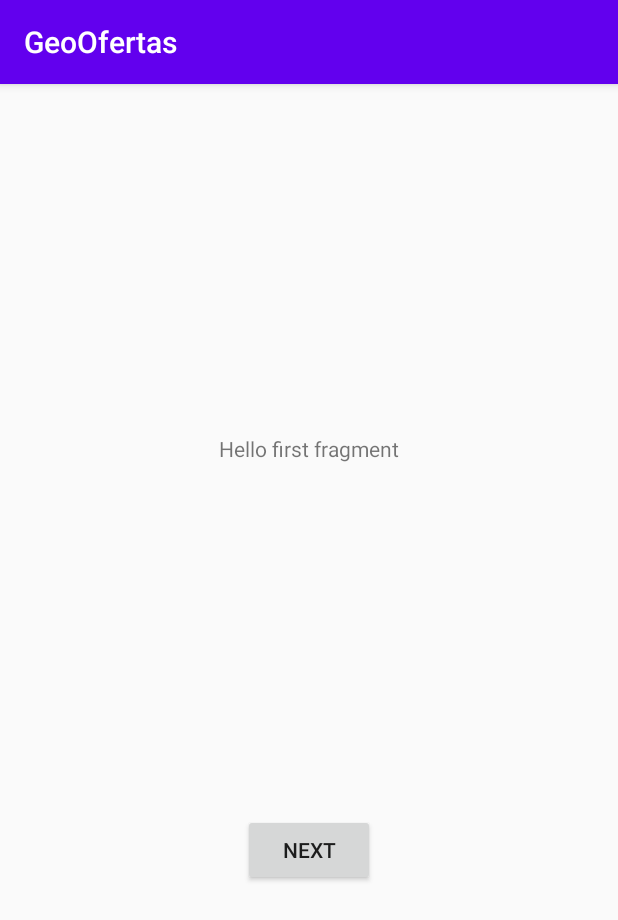
After one commit to javiertapiadev/GeoOfertaHackathonBBVA2020, an Android app: the fragment FirstFragment shown on its own in the app's theme, on a phone screen of 412 x 824 dp. The commit adds this screen. Shown: the top 920 px of the screen. Run offline under Robolectric (Android 15) with nearby library versions, the phone set to English and light mode, and no system bars.

Commit message:
Se crea una nueva ventana y se cambia el  map

```diff
--- a/Android/app/build.gradle
+++ b/Android/app/build.gradle
@@ -31,6 +31,9 @@ dependencies {
     implementation 'androidx.appcompat:appcompat:1.2.0'
     implementation 'androidx.constraintlayout:constraintlayout:2.0.2'
     implementation 'com.google.android.gms:play-services-maps:17.0.0'
+    implementation 'com.google.android.material:material:1.1.0'
+    implementation 'androidx.navigation:navigation-fragment:2.3.0'
+    implementation 'androidx.navigation:navigation-ui:2.3.0'
     testImplementation 'junit:junit:4.12'
     androidTestImplementation 'androidx.test.ext:junit:1.1.2'
     androidTestImplementation 'androidx.test.espresso:espresso-core:3.3.0'
--- /dev/null
+++ b/Android/app/src/main/java/com/example/geoofertas/FirstFragment.java
@@ -0,0 +1,34 @@
+package com.example.geoofertas;
+
+import android.os.Bundle;
+import android.view.LayoutInflater;
+import android.view.View;
+import android.view.ViewGroup;
+
+import androidx.annotation.NonNull;
+import androidx.fragment.app.Fragment;
+import androidx.navigation.fragment.NavHostFragment;
+
+public class FirstFragment extends Fragment {
+
+    @Override
+    public View onCreateView(
+            LayoutInflater inflater, ViewGroup container,
+            Bundle savedInstanceState
+    ) {
+        // Inflate the layout for this fragment
+        return inflater.inflate(R.layout.fragment_first, container, false);
+    }
+
+    public void onViewCreated(@NonNull View view, Bundle savedInstanceState) {
+        super.onViewCreated(view, savedInstanceState);
+
+        view.findViewById(R.id.button_first).setOnClickListener(new View.OnClickListener() {
+            @Override
+            public void onClick(View view) {
+                NavHostFragment.findNavController(FirstFragment.this)
+                        .navigate(R.id.action_FirstFragment_to_SecondFragment);
+            }
+        });
+    }
+}
--- a/Android/app/src/main/java/com/example/geoofertas/MainActivity.java
+++ b/Android/app/src/main/java/com/example/geoofertas/MainActivity.java
@@ -30,7 +30,7 @@ public class MainActivity extends AppCompatActivity {
 
             @Override
             public void onClick(View v) {
-                Intent intent = new Intent(getApplicationContext(),MapsOfertas.class);
+                Intent intent = new Intent(getApplicationContext(),Maps.class);
                 startActivity(intent);
             }
         });
--- /dev/null
+++ b/Android/app/src/main/res/layout/content_maps.xml
@@ -0,0 +1,6 @@
+<?xml version="1.0" encoding="utf-8"?>
+<androidx.constraintlayout.widget.ConstraintLayout xmlns:android="http://schemas.android.com/apk/res/android"
+    xmlns:app="http://schemas.android.com/apk/res-auto"
+    android:layout_width="match_parent"
+    android:layout_height="match_parent"
+    app:layout_behavior="@string/appbar_scrolling_view_behavior"></androidx.constraintlayout.widget.ConstraintLayout>
--- /dev/null
+++ b/Android/app/src/main/res/layout/fragment_first.xml
@@ -0,0 +1,28 @@
+<?xml version="1.0" encoding="utf-8"?>
+<androidx.constraintlayout.widget.ConstraintLayout xmlns:android="http://schemas.android.com/apk/res/android"
+    xmlns:app="http://schemas.android.com/apk/res-auto"
+    xmlns:tools="http://schemas.android.com/tools"
+    android:layout_width="match_parent"
+    android:layout_height="match_parent"
+    tools:context=".FirstFragment">
+
+    <TextView
+        android:id="@+id/textview_first"
+        android:layout_width="wrap_content"
+        android:layout_height="wrap_content"
+        android:text="@string/hello_first_fragment"
+        app:layout_constraintBottom_toTopOf="@id/button_first"
+        app:layout_constraintEnd_toEndOf="parent"
+        app:layout_constraintStart_toStartOf="parent"
+        app:layout_constraintTop_toTopOf="parent" />
+
+    <Button
+        android:id="@+id/button_first"
+        android:layout_width="wrap_content"
+        android:layout_height="wrap_content"
+        android:text="@string/next"
+        app:layout_constraintBottom_toBottomOf="parent"
+        app:layout_constraintEnd_toEndOf="parent"
+        app:layout_constraintStart_toStartOf="parent"
+        app:layout_constraintTop_toBottomOf="@id/textview_first" />
+</androidx.constraintlayout.widget.ConstraintLayout>
--- /dev/null
+++ b/Android/app/src/main/res/values/dimens.xml
@@ -0,0 +1,3 @@
+<resources>
+    <dimen name="fab_margin">16dp</dimen>
+</resources>
--- a/Android/app/src/main/res/values/strings.xml
+++ b/Android/app/src/main/res/values/strings.xml
@@ -1,4 +1,13 @@
 <resources>
     <string name="app_name">GeoOfertas</string>
     <string name="title_activity_maps_ofertas">Map</string>
+    <string name="title_activity_maps">Maps</string>
+    <!-- Strings used for fragments for navigation -->
+    <string name="first_fragment_label">First Fragment</string>
+    <string name="second_fragment_label">Second Fragment</string>
+    <string name="next">Next</string>
+    <string name="previous">Previous</string>
+
+    <string name="hello_first_fragment">Hello first fragment</string>
+    <string name="hello_second_fragment">Hello second fragment. Arg: %1$s</string>
 </resources>
--- a/Android/app/src/main/res/values/styles.xml
+++ b/Android/app/src/main/res/values/styles.xml
@@ -7,4 +7,13 @@
         <item name="colorAccent">@color/colorAccent</item>
     </style>
 
+    <style name="AppTheme.NoActionBar">
+        <item name="windowActionBar">false</item>
+        <item name="windowNoTitle">true</item>
+    </style>
+
+    <style name="AppTheme.AppBarOverlay" parent="ThemeOverlay.AppCompat.Dark.ActionBar" />
+
+    <style name="AppTheme.PopupOverlay" parent="ThemeOverlay.AppCompat.Light" />
+
 </resources>
```
Also changed, not shown: Android/app/src/main/AndroidManifest.xml (+6 -8 lines), Android/app/src/main/java/com/example/geoofertas/Maps.java (added, +31 -0 lines), Android/app/src/main/java/com/example/geoofertas/MapsOfertas.java (deleted, +0 -142 lines), Android/app/src/main/java/com/example/geoofertas/SecondFragment.java (added, +34 -0 lines), Android/app/src/main/res/layout/activity_maps.xml (added, +33 -0 lines), Android/app/src/main/res/layout/activity_maps_ofertas.xml (deleted, +0 -9 lines), Android/app/src/main/res/layout/fragment_second.xml (added, +27 -0 lines), Android/app/src/main/res/navigation/nav_graph.xml (added, +28 -0 lines).
